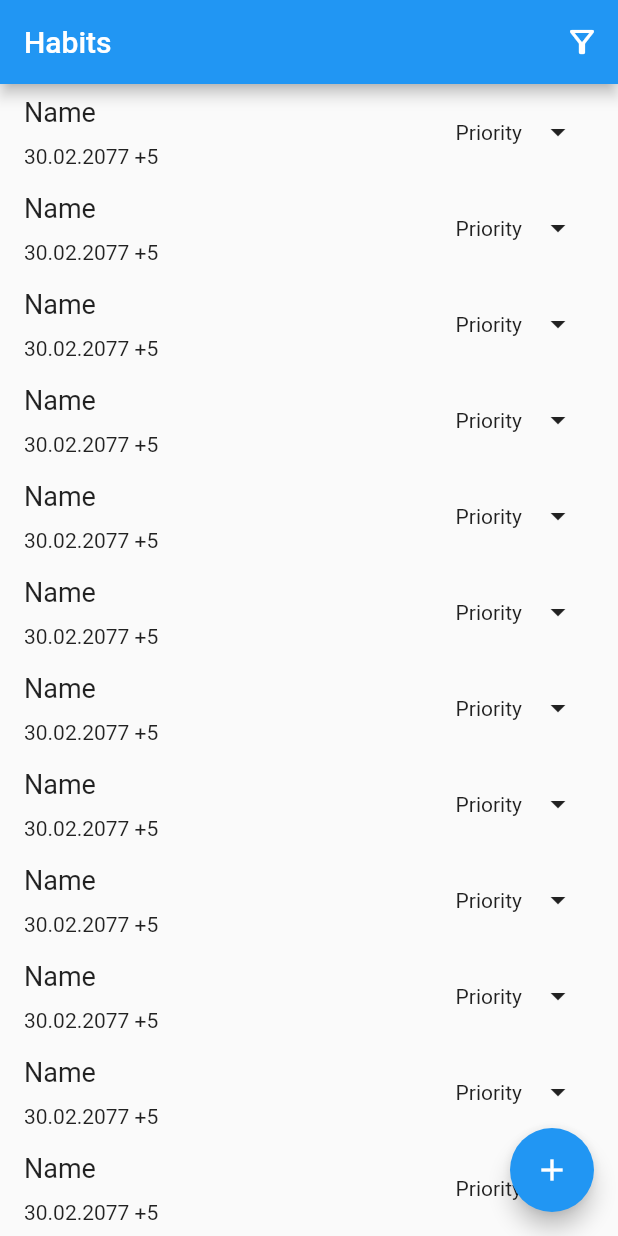
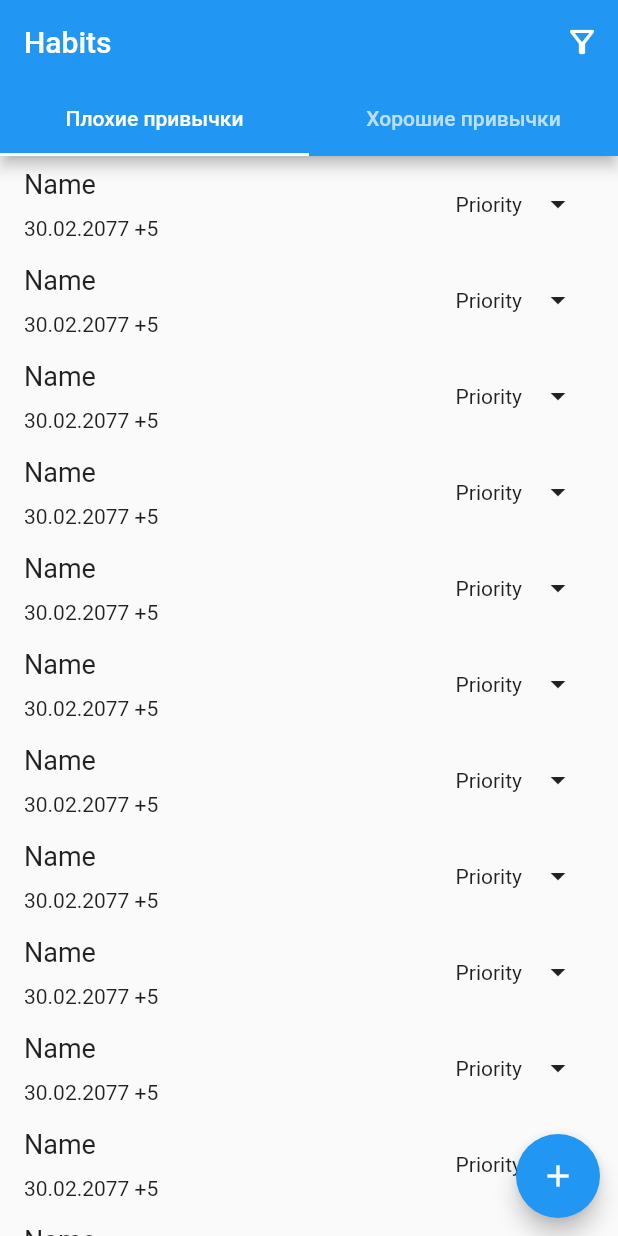
Before and after one commit to mrmops/habit_tracker, a Flutter app: the screen it shows after launch, on a phone screen of 412 x 824 dp. Run offline on Flutter 3.47's test engine with Material 2 defaults, Android fonts, the phone set to English and light mode, and no system bars.

Commit message:
Разбил UI по файликам, Добавил Tab и разделение на хорошие и плохие привычки, починил разметку фильтров

```diff
--- /dev/null
+++ b/lib/UI/HabitsListWidget.dart
@@ -0,0 +1,93 @@
+import 'package:flutter/material.dart';
+
+class HabitsListWidget extends StatelessWidget {
+  @override
+  Widget build(BuildContext context) {
+    return ListView.builder(
+      itemBuilder: (context, position) {
+        return HabitItem();
+      },
+      itemCount: 20,
+    );
+  }
+}
+
+class HabitItem extends StatefulWidget {
+  @override
+  State<HabitItem> createState() => HabitItemState();
+}
+
+class HabitItemState extends State<HabitItem> {
+  bool _hiddenState = true;
+
+  @override
+  Widget build(BuildContext context) {
+    return IntrinsicHeight(
+      child: Padding(
+        padding: EdgeInsets.symmetric(horizontal: 16),
+        child: Column(
+          children: [
+            Container(
+              height: 64,
+              child: Padding(
+                padding: EdgeInsets.symmetric(vertical: 8),
+                child: Row(
+                  children: [
+                    Expanded(
+                      child: Container(
+                        child: Column(
+                          crossAxisAlignment: CrossAxisAlignment.start,
+                          mainAxisAlignment: MainAxisAlignment.spaceBetween,
+                          children: <Widget>[
+                            Text(
+                              'Name',
+                              style: TextStyle(fontSize: 18),
+                            ),
+                            Text(
+                              '30.02.2077 +5',
+                              style: TextStyle(fontSize: 14),
+                            ),
+                          ],
+                        ),
+                      ),
+                    ),
+                    Container(
+                      child: Text('Priority'),
+                    ),
+                    Container(
+                      child: IconButton(
+                        icon: _hiddenState
+                            ? const Icon(Icons.arrow_drop_down_sharp)
+                            : const Icon(Icons.arrow_drop_up_sharp),
+                        onPressed: () {
+                          setState(() {
+                            _hiddenState = !_hiddenState;
+                          });
+                        },
+                      ),
+                    ),
+                  ],
+                ),
+              ),
+            ),
+            if (!_hiddenState) buildHiddenProperties(),
+          ],
+        ),
+      ),
+    );
+  }
+
+  Widget buildHiddenProperties() {
+    return Column(
+      mainAxisAlignment: MainAxisAlignment.start,
+      crossAxisAlignment: CrossAxisAlignment.start,
+      children: [
+        Row(
+          mainAxisAlignment: MainAxisAlignment.spaceEvenly,
+          children: [Text('Number of completed'), Text('still need')],
+        ),
+        Text('Description')
+      ],
+    );
+  }
+}
--- /dev/null
+++ b/lib/UI/MainPage.dart
@@ -0,0 +1,84 @@
+import 'package:flutter/material.dart';
+
+import 'FilteringOptionsWidget.dart';
+import 'HabitsListWidget.dart';
+
+class MainPage extends StatefulWidget {
+  @override
+  State<MainPage> createState() {
+    return MainPageState();
+  }
+}
+
+class MainPageState extends State<MainPage> {
+  final _scaffoldKey = new GlobalKey<ScaffoldState>();
+  VoidCallback? _showPersistantBottomSheetCallBack;
+
+  @override
+  void initState() {
+    super.initState();
+    _showPersistantBottomSheetCallBack = showBottomSheet;
+  }
+
+  @override
+  Widget build(BuildContext context) {
+    return DefaultTabController(
+      length: 2,
+      child: Scaffold(
+        key: _scaffoldKey,
+        appBar: AppBar(
+          title: Text('Habits'),
+          actions: [
+            IconButton(
+              icon: const Icon(Icons.filter_alt_outlined),
+              tooltip: 'Открыть фильтры!',
+              onPressed: _showPersistantBottomSheetCallBack,
+            ),
+          ],
+          bottom: TabBar(
+            tabs: [
+              Tab(text: 'Плохие привычки'),
+              Tab(text: 'Хорошие привычки'),
+            ],
+          ),
+        ),
+        body: TabBarView(
+          children: [
+            HabitsListWidget(),
+            HabitsListWidget(),
+          ],
+        ),
+        floatingActionButtonLocation: FloatingActionButtonLocation.miniEndFloat,
+        floatingActionButton: FloatingActionButton(
+          onPressed: () {},
+          child: const Icon(
+            Icons.add,
+            color: Colors.white,
+          ),
+          tooltip: 'Добавить привычку!',
+        ),
+      ),
+    );
+  }
+
+  void showBottomSheet() {
+    setState(() {
+      _showPersistantBottomSheetCallBack = null;
+    });
+
+    _scaffoldKey.currentState
+        ?.showBottomSheet(
+          (context) {
+            return FilteringOptionsWidget();
+          },
+        )
+        .closed
+        .whenComplete(() {
+          if (mounted) {
+            setState(() {
+              _showPersistantBottomSheetCallBack = showBottomSheet;
+            });
+          }
+        });
+  }
+}
--- a/lib/main.dart
+++ b/lib/main.dart
@@ -1,5 +1,6 @@
-import 'package:flutter/cupertino.dart';
 import 'package:flutter/material.dart';
+
+import 'UI/MainPage.dart';
 
 void main() {
   runApp(MyApp());
@@ -17,175 +18,3 @@ class MyApp extends StatelessWidget {
     );
   }
 }
-
-class MainPage extends StatefulWidget {
-  @override
-  State<MainPage> createState() {
-    return MainPageState();
-  }
-}
-
-class MainPageState extends State<MainPage> {
-  final _scaffoldKey = new GlobalKey<ScaffoldState>();
-  VoidCallback? _showPersistantBottomSheetCallBack;
-
-  @override
-  void initState() {
-    super.initState();
-    _showPersistantBottomSheetCallBack = showBottomSheet;
-  }
-
-  @override
-  Widget build(BuildContext context) {
-    return Scaffold(
-      key: _scaffoldKey,
-      appBar: AppBar(
-        title: Text('Habits'),
-        actions: [
-          IconButton(
-            icon: const Icon(Icons.filter_alt_outlined),
-            tooltip: 'Открыть фильтры!',
-            onPressed: _showPersistantBottomSheetCallBack,
-          ),
-        ],
-      ),
-      body: ListView.builder(
-        itemBuilder: (context, position) {
-          return HabitItem();
-        },
-        itemCount: 200,
-      ),
-      floatingActionButton: FloatingActionButton(
-        onPressed: () {},
-        child: const Icon(
-          Icons.add,
-          color: Colors.white,
-        ),
-        tooltip: 'Добавить привычку!',
-      ),
-    );
-  }
-
-  void showBottomSheet() {
-    setState(() {
-      _showPersistantBottomSheetCallBack = null;
-    });
-
-    _scaffoldKey.currentState
-        ?.showBottomSheet(
-          (context) {
-            return new Container(
-              height: 200.0,
-              color: Colors.teal[100],
-              child: Center(
-                child: FilterFragment(),
-              ),
-            );
-          },
-        )
-        .closed
-        .whenComplete(() {
-          if (mounted) {
-            setState(() {
-              _showPersistantBottomSheetCallBack = showBottomSheet;
-            });
-          }
-        });
-  }
-}
-
-class HabitItem extends StatefulWidget {
-  @override
-  State<HabitItem> createState() => HabitItemState();
-}
-
-class HabitItemState extends State<HabitItem> {
-  bool _hiddenState = true;
-
-  @override
-  Widget build(BuildContext context) {
-    return IntrinsicHeight(
-      child: Padding(
-        padding: EdgeInsets.symmetric(horizontal: 16),
-        child: Column(
-          children: [
-            Container(
-              height: 64,
-              child: Padding(
-                padding: EdgeInsets.symmetric(vertical: 8),
-                child: Row(
-                  children: [
-                    Expanded(
-                      child: Container(
-                        child: Column(
-                          crossAxisAlignment: CrossAxisAlignment.start,
-                          mainAxisAlignment: MainAxisAlignment.spaceBetween,
-                          children: <Widget>[
-                            Text(
-                              'Name',
-                              style: TextStyle(fontSize: 18),
-                            ),
-                            Text(
-                              '30.02.2077 +5',
-                              style: TextStyle(fontSize: 14),
-                            ),
-                          ],
-                        ),
-                      ),
-                    ),
-                    Container(
-                      child: Text('Priority'),
-                    ),
-                    Container(
-                      child: IconButton(
-                        icon: _hiddenState
-                            ? const Icon(Icons.arrow_drop_down_sharp)
-                            : const Icon(Icons.arrow_drop_up_sharp),
-                        onPressed: () {
-                          setState(() {
-                            _hiddenState = !_hiddenState;
-                          });
-                        },
-                      ),
-                    ),
-                  ],
-                ),
-              ),
-            ),
-            if (!_hiddenState) buildHiddenProperties(),
-          ],
-        ),
-      ),
-    );
-  }
-
-  Widget buildHiddenProperties() {
-    return Column(
-      mainAxisAlignment: MainAxisAlignment.start,
-      crossAxisAlignment: CrossAxisAlignment.start,
-      children: [
-        Row(
-          mainAxisAlignment: MainAxisAlignment.spaceEvenly,
-          children: [Text('Number of completed'), Text('still need')],
-        ),
-        Text('Description')
-      ],
-    );
-  }
-}
-
-class FilterFragment extends StatelessWidget {
-  @override
-  Widget build(BuildContext context) {
-    return Container(
-      color: Colors.amber,
-      child: Center(
-        child: Text(
-          'Фильтрация',
-          style: TextStyle(fontSize: 18, color: Colors.black),
-          textAlign: TextAlign.center,
-        ),
-      ),
-    );
-  }
-}
```
Also changed, not shown: lib/UI/FilteringOptionsWidget.dart (added, +84 -0 lines).
